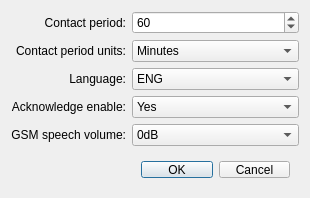
Qt form Image-Dispozer/maincfgdialog.ui (Gresthorn/Image-Dispozer) before a commit.
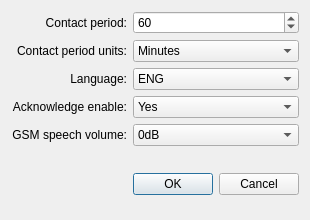
The same form after that commit.

What changed in the file:
```diff
--- a/Image-Dispozer/maincfgdialog.ui
+++ b/Image-Dispozer/maincfgdialog.ui
@@ -7,19 +7,19 @@
     <x>0</x>
     <y>0</y>
     <width>310</width>
-    <height>198</height>
+    <height>220</height>
    </rect>
   </property>
   <property name="minimumSize">
    <size>
     <width>310</width>
-    <height>198</height>
+    <height>200</height>
    </size>
   </property>
   <property name="maximumSize">
    <size>
     <width>310</width>
-    <height>198</height>
+    <height>224</height>
    </size>
   </property>
   <property name="windowTitle">
@@ -113,15 +113,39 @@
    </item>
    <item row="5" column="1">
     <widget class="QWidget" name="buttonsWrapper" native="true">
-     <layout class="QGridLayout" name="gridLayout_2">
-      <item row="0" column="0">
+     <property name="minimumSize">
+      <size>
+       <width>0</width>
+       <height>65</height>
+      </size>
+     </property>
+     <property name="maximumSize">
+      <size>
+       <width>16777215</width>
+       <height>16777215</height>
+      </size>
+     </property>
+     <layout class="QHBoxLayout" name="horizontalLayout">
+      <property name="leftMargin">
+       <number>0</number>
+      </property>
+      <property name="topMargin">
+       <number>0</number>
+      </property>
+      <property name="rightMargin">
+       <number>0</number>
+      </property>
+      <property name="bottomMargin">
+       <number>0</number>
+      </property>
+      <item>
        <widget class="QPushButton" name="confirmationButton">
         <property name="text">
          <string>OK</string>
         </property>
        </widget>
       </item>
-      <item row="0" column="1">
+      <item>
        <widget class="QPushButton" name="cancelButton">
         <property name="text">
          <string>Cancel</string>
```
